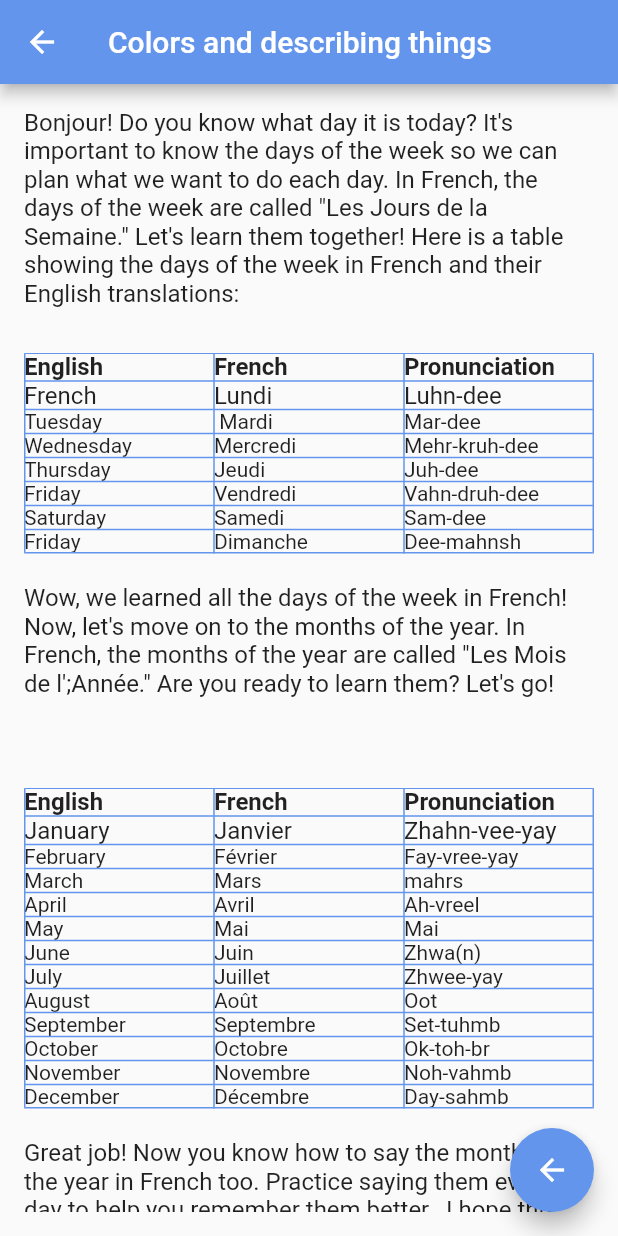
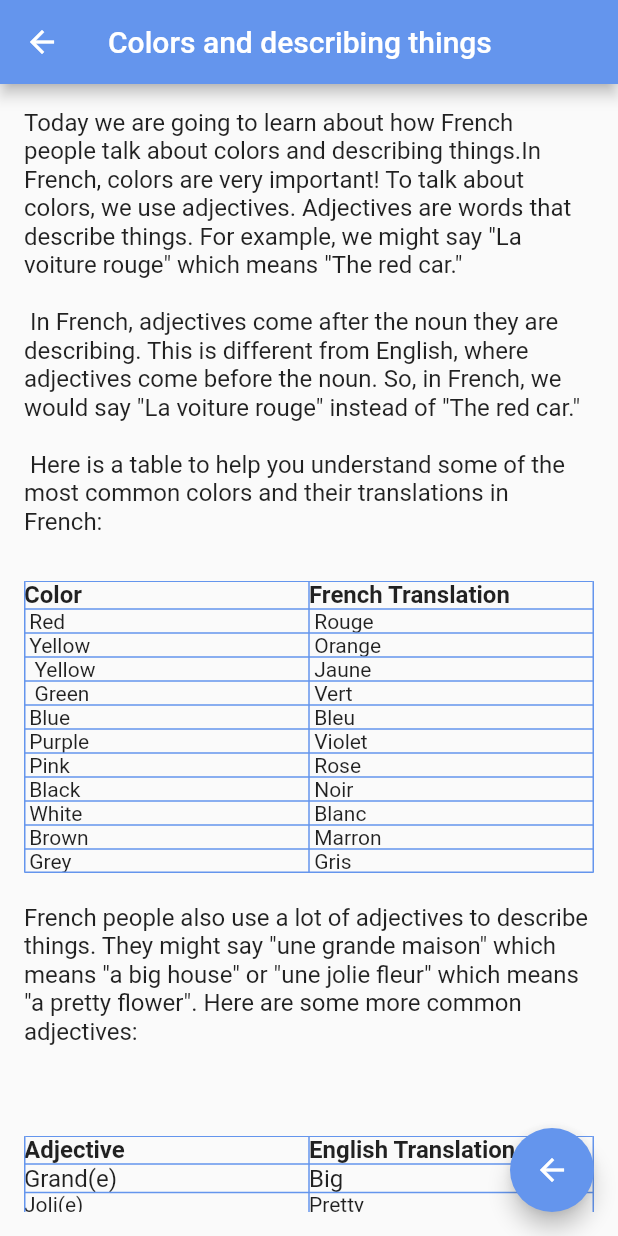
Before and after one commit to Bonnahjohn/frenchify, a Flutter app: the Colour screen opened by its route, on a phone screen of 412 x 824 dp. Run offline on Flutter 3.47's test engine with Material 2 defaults, Android fonts, the phone set to English and light mode, and no system bars; missing offline and left inert: translator.

Commit message:
the color section of the app is done

```diff
--- a/lib/begin/color.dart
+++ b/lib/begin/color.dart
@@ -21,19 +21,19 @@ class Colour extends StatelessWidget {
           child: Column(
             children: <Widget>[
               SelectableText(
-                dayIntro,
+                colorIntro,
                 style: TextStyle(fontSize: 16),
               ),
 
               SizedBox(
                 height: 30,
               ),
-              Tables(),
+              Figure(),
               SizedBox(
                 height: 20,
               ),
               SelectableText(
-                monthIntro,
+                adjectiveIntro,
                 style: TextStyle(fontSize: 16),
               ),
               SizedBox(
@@ -44,12 +44,12 @@ class Colour extends StatelessWidget {
               SizedBox(
                 height: 30,
               ),
-              Year(),
+              Describe(),
               SizedBox(
                 height: 20,
               ),
               SelectableText(
-                noteFooter,
+                myFooter,
                 style: TextStyle(fontSize: 16),
               ),
               SizedBox(
@@ -71,8 +71,8 @@ class Colour extends StatelessWidget {
 
 //  mmmmmmmmmmmmmmmmmmmmmmmmmmmmmmmmmmm content of the table mmmmmmmmmmmmmmmmmm
 
-class Tables extends StatelessWidget {
-  const Tables({super.key});
+class Figure extends StatelessWidget {
+  const Figure({super.key});
 
   @override
   Widget build(BuildContext context) {
@@ -83,61 +83,57 @@ class Tables extends StatelessWidget {
           children: [
             TableRow(children: [
               SelectableText(
-                'English',
+                'Color',
                 style: TextStyle(fontSize: 16, fontWeight: FontWeight.bold),
               ),
               SelectableText(
-                'French',
+                'French Translation',
                 style: TextStyle(fontSize: 16, fontWeight: FontWeight.bold),
-              ),
-              SelectableText(
-                'Pronunciation',
-                style: TextStyle(fontSize: 16, fontWeight: FontWeight.bold),
-              )
-            ]),
-            TableRow(children: [
-              SelectableText(
-                'French',
-                style: TextStyle(fontSize: 16),
-              ),
-              SelectableText(
-                'Lundi',
-                style: TextStyle(fontSize: 16),
-              ),
-              SelectableText(
-                'Luhn-dee',
-                style: TextStyle(fontSize: 16),
               ),
             ]),
             TableRow(children: [
-              SelectableText('Tuesday'),
-              SelectableText('	Mardi'),
-              SelectableText('Mar-dee'),
+              SelectableText(' Red'),
+              SelectableText(' Rouge'),
             ]),
             TableRow(children: [
-              SelectableText("Wednesday"),
-              SelectableText('Mercredi'),
-              SelectableText('Mehr-kruh-dee'),
+              SelectableText(' Yellow'),
+              SelectableText(' Orange'),
             ]),
             TableRow(children: [
-              SelectableText('Thursday'),
-              SelectableText('Jeudi'),
-              SelectableText('Juh-dee'),
+              SelectableText("  Yellow"),
+              SelectableText(' Jaune'),
             ]),
             TableRow(children: [
-              SelectableText('Friday'),
-              SelectableText('Vendredi'),
-              SelectableText('Vahn-druh-dee'),
+              SelectableText('  Green'),
+              SelectableText(' Vert'),
             ]),
             TableRow(children: [
-              SelectableText('Saturday'),
-              SelectableText('Samedi'),
-              SelectableText('Sam-dee'),
+              SelectableText(' Blue'),
+              SelectableText(' Bleu'),
             ]),
             TableRow(children: [
-              SelectableText('Friday'),
-              SelectableText('Dimanche'),
-              SelectableText('Dee-mahnsh'),
+              SelectableText(' Purple'),
+              SelectableText(' Violet'),
+            ]),
+            TableRow(children: [
+              SelectableText(' Pink'),
+              SelectableText(' Rose'),
+            ]),
+            TableRow(children: [
+              SelectableText(' Black'),
+              SelectableText(' Noir'),
+            ]),
+            TableRow(children: [
+              SelectableText(' White'),
+              SelectableText(' Blanc'),
+            ]),
+            TableRow(children: [
+              SelectableText(' Brown'),
+              SelectableText(' Marron'),
+            ]),
+            TableRow(children: [
+              SelectableText(' Grey'),
+              SelectableText(' Gris'),
             ]),
           ],
         ));
@@ -146,8 +142,8 @@ class Tables extends StatelessWidget {
 
 //intoduction table mmmmmmmmmmmmmmmmmmmmmmmmm
 
-class Year extends StatelessWidget {
-  const Year({super.key});
+class Describe extends StatelessWidget {
+  const Describe({super.key});
 
   @override
   Widget build(BuildContext context) {
@@ -158,88 +154,67 @@ class Year extends StatelessWidget {
           children: [
             TableRow(children: [
               SelectableText(
-                'English',
+                'Adjective',
                 style: TextStyle(fontSize: 16, fontWeight: FontWeight.bold),
               ),
               SelectableText(
-                'French',
+                'English Translation',
                 style: TextStyle(fontSize: 16, fontWeight: FontWeight.bold),
               ),
-              SelectableText(
-                'Pronunciation',
-                style: TextStyle(fontSize: 16, fontWeight: FontWeight.bold),
-              )
             ]),
             TableRow(children: [
               SelectableText(
-                'January',
+                'Grand(e)',
                 style: TextStyle(fontSize: 16),
               ),
               SelectableText(
-                'Janvier',
-                style: TextStyle(fontSize: 16),
-              ),
-              SelectableText(
-                'Zhahn-vee-yay',
+                'Big',
                 style: TextStyle(fontSize: 16),
               ),
             ]),
             TableRow(children: [
-              SelectableText('February'),
-              SelectableText('Février'),
-              SelectableText('Fay-vree-yay'),
+              SelectableText('Joli(e)'),
+              SelectableText('Pretty'),
             ]),
             TableRow(children: [
-              SelectableText("March"),
-              SelectableText('Mars'),
-              SelectableText('mahrs'),
+              SelectableText("Beau/Belle"),
+              SelectableText('Beautiful'),
             ]),
             TableRow(children: [
-              SelectableText(
-                'April',
-              ),
-              SelectableText('Avril'),
-              SelectableText('Ah-vreel'),
+              SelectableText('Mignon(ne)'),
+              SelectableText('Cute'),
             ]),
             TableRow(children: [
-              SelectableText('May'),
-              SelectableText('Mai'),
-              SelectableText('Mai'),
+              SelectableText('Drôle'),
+              SelectableText('Funny'),
             ]),
             TableRow(children: [
-              SelectableText('June'),
-              SelectableText('Juin'),
-              SelectableText('Zhwa(n)'),
+              SelectableText('Intéressant(e)'),
+              SelectableText('Interesting'),
             ]),
             TableRow(children: [
-              SelectableText('July'),
-              SelectableText('Juillet'),
-              SelectableText('Zhwee-yay'),
+              SelectableText('Bon(ne)'),
+              SelectableText('Good'),
             ]),
             TableRow(children: [
               SelectableText('August'),
               SelectableText('Août'),
-              SelectableText('Oot'),
             ]),
             TableRow(children: [
               SelectableText('September'),
               SelectableText('Septembre'),
-              SelectableText('Set-tuhmb'),
             ]),
             TableRow(children: [
               SelectableText('October'),
               SelectableText('Octobre'),
-              SelectableText('Ok-toh-br'),
             ]),
             TableRow(children: [
               SelectableText('November'),
               SelectableText('Novembre'),
-              SelectableText('Noh-vahmb'),
             ]),
             TableRow(children: [
               SelectableText('December'),
               SelectableText('Décembre'),
-              SelectableText('Day-sahmb'),
             ]),
           ],
         ));
--- a/lib/begin/configuration.dart
+++ b/lib/begin/configuration.dart
@@ -43,4 +43,10 @@ String subIntro =
 String finalNote =
     'Learning to count in French is important because numbers are used in everyday life, from telling time to buying things at a store. So, practice your numbers and counting skills, and soon you\'ll be able to count like a native French speaker!';
 //color section of the app mmmmmmmmmmmmmmmmmmmmmmmmmmm
-String colorIntro = "";
+String colorIntro =
+    'Today we are going to learn about how French people talk about colors and describing things.In French, colors are very important! To talk about colors, we use adjectives. Adjectives are words that describe things. For example, we might say "La voiture rouge" which means "The red car."\n \n In French, adjectives come after the noun they are describing. This is different from English, where adjectives come before the noun. So, in French, we would say "La voiture rouge" instead of "The red car."\n \n Here is a table to help you understand some of the most common colors and their translations in French: ';
+
+String adjectiveIntro =
+    'French people also use a lot of adjectives to describe things. They might say "une grande maison" which means "a big house" or "une jolie fleur" which means "a pretty flower". Here are some more common adjectives:';
+String myFooter =
+    "When we want to describe something, we use adjectives to give more information about it. For example, we might say \"La grande maison blanche\" which means \"The big white house.\" The adjective \"grande\" (big) describes the noun \"maison\" (house), and the adjective \"blanche\" (white) describes the noun \"maison\" (house) too.In French, we also have something called gender. Every noun is either masculine or feminine. This affects the adjectives we use to describe them. For example, if we want to describe a car (voiture), we would say \"La voiture rouge\" if the car is feminine, but \"Levoiture rouge\" if the car is masculine.So, that's a little bit about how French people talk about colors and describing things. Remember, adjectives are your friend! Use them to make your French more descriptive and interesting.";
--- a/lib/begin/days.dart
+++ b/lib/begin/days.dart
@@ -97,7 +97,7 @@ class Tables extends StatelessWidget {
             ]),
             TableRow(children: [
               SelectableText(
-                'French',
+                'Monday',
                 style: TextStyle(fontSize: 16),
               ),
               SelectableText(
```
